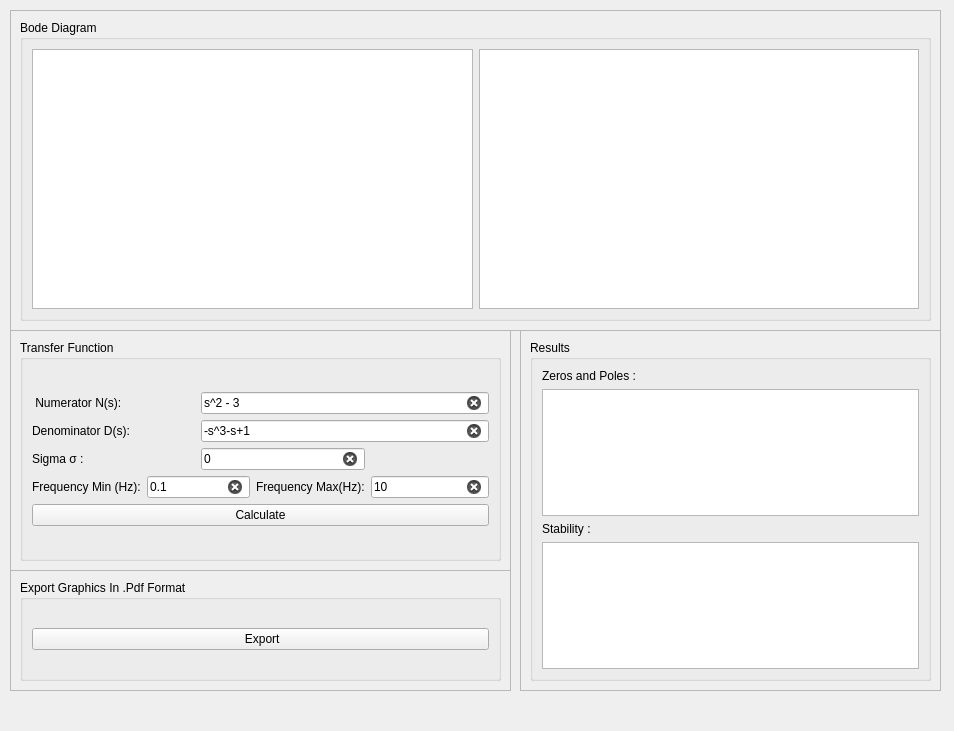
Above: widget.ui from dragon90o/bodediagram_final before the change. Below: the same form after it.
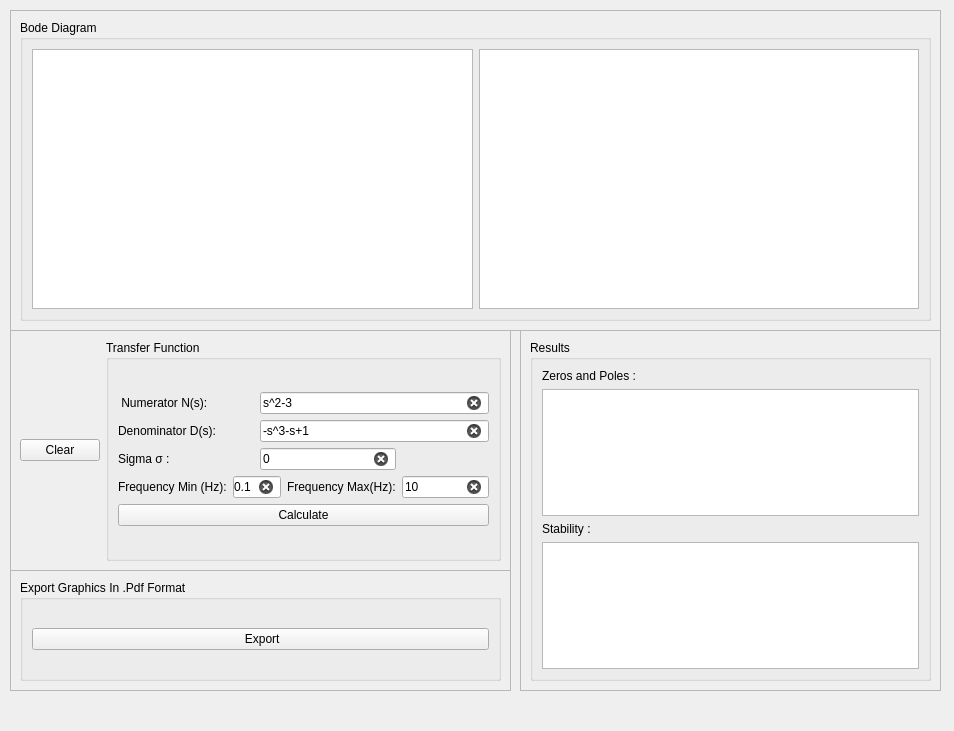
That is the form after the change. Custom widgets are drawn as their Qt base class.

```diff
--- a/widget.ui
+++ b/widget.ui
@@ -67,6 +67,13 @@
     <enum>QFrame::Shadow::Raised</enum>
    </property>
    <layout class="QHBoxLayout" name="horizontalLayout_2">
+    <item>
+     <widget class="QPushButton" name="clearButton">
+      <property name="text">
+       <string>Clear</string>
+      </property>
+     </widget>
+    </item>
     <item>
      <widget class="QGroupBox" name="groupBox">
       <property name="title">
@@ -78,7 +85,7 @@
          <item row="0" column="2" colspan="3">
           <widget class="QLineEdit" name="numeratorLineEdit">
            <property name="text">
-            <string>s^2 - 3</string>
+            <string>s^2-3</string>
            </property>
            <property name="clearButtonEnabled">
             <bool>true</bool>
```
